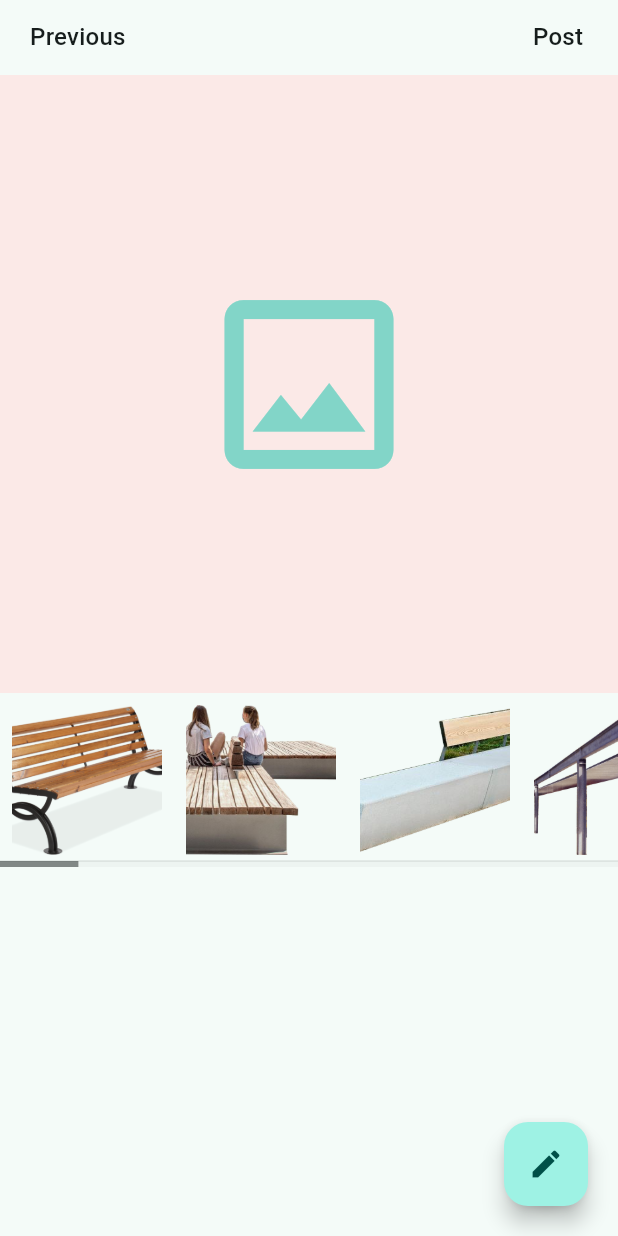
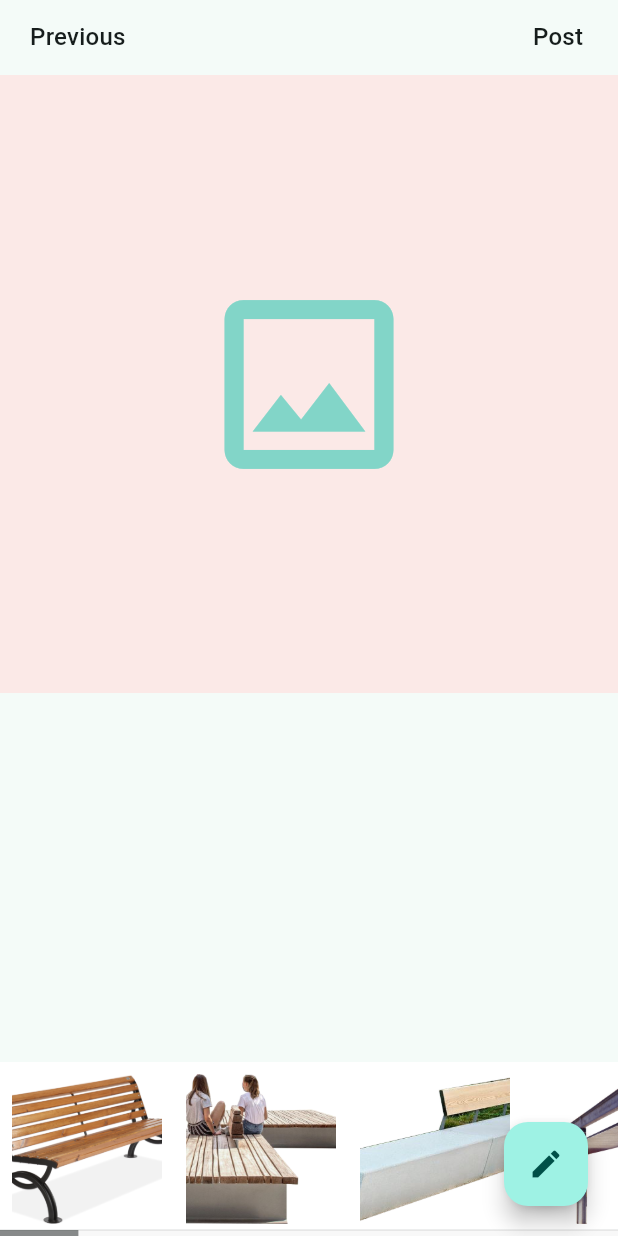
Before and after one commit to thpir/yet_test, a Flutter app: the EditView widget shown alone on an empty page, opened directly, on a phone screen of 412 x 824 dp. Run offline on Flutter 3.47's test engine with Material 2 defaults, Android fonts, the phone set to English and light mode, and no system bars; our stand-ins replace camera, image_gallery_saver, image_picker; missing offline and left inert: flutter_box_transform, flutter_osm_plugin.

Commit message:
Buxfig on location manager iOS + UI fixed for tablet devices

```diff
--- a/lib/main.dart
+++ b/lib/main.dart
@@ -13,8 +13,7 @@ Future<void> main() async {
   WidgetsFlutterBinding.ensureInitialized();
   _cameras = await availableCameras();
   SystemChrome.setPreferredOrientations(
-      [DeviceOrientation.portraitUp, DeviceOrientation.portraitDown]);
-  runApp(const MyApp());
+      [DeviceOrientation.portraitUp,]).then((_) => runApp(const MyApp()));
 }
 
 class MyApp extends StatelessWidget {
--- a/lib/view/screens/inspiration_screen.dart
+++ b/lib/view/screens/inspiration_screen.dart
@@ -35,7 +35,9 @@ class _InspirationScreenState extends State<InspirationScreen> {
                 borderRadius: const BorderRadius.all(Radius.circular(20.0),),
                 child: Column(
                   children: [
-                    Image.asset(images.inspirationImages[index], fit: BoxFit.cover,),
+                    SizedBox(
+                      width: double.infinity,
+                      child: Image.asset(images.inspirationImages[index], fit: BoxFit.fitWidth,)),
                     Padding(
                       padding: const EdgeInsets.all(8.0),
                       child: Text('Image #${index + 1}'),
--- a/lib/view/widgets/edit_view.dart
+++ b/lib/view/widgets/edit_view.dart
@@ -202,7 +202,14 @@ class _EditViewState extends State<EditView> {
                   ),
                 ),
               ),
-              SizedBox(
+
+            ],
+          ),
+        ),
+        Align(
+          alignment: Alignment.bottomCenter,
+          child: Container(
+            color: Colors.white,
                 height: 116,
                 child: Scrollbar(
                   controller: scrollController,
@@ -229,9 +236,7 @@ class _EditViewState extends State<EditView> {
                         );
                       }),
                 ),
-              )
-            ],
-          ),
+              ),
         ),
         Align(
           alignment: Alignment.bottomRight,
```
Also changed, not shown: 5 other files.
